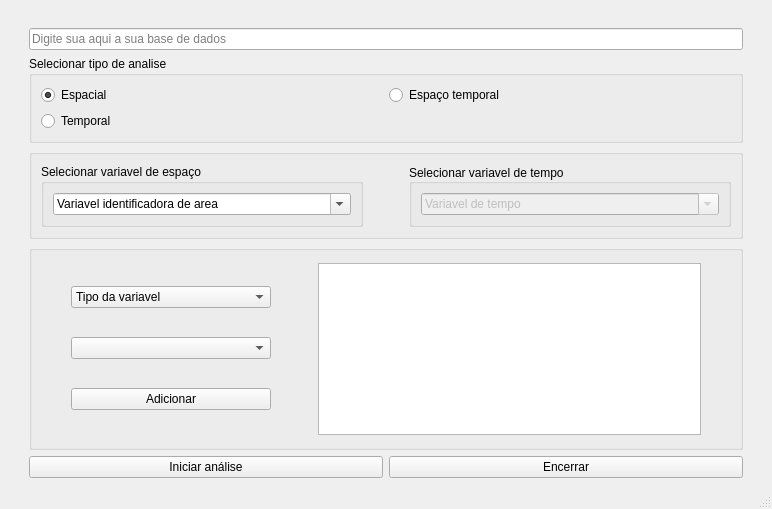
Before: the Qt Designer form layouts/analysis.ui in rodriguesmsb/pyBIS, drawn with Qt 5.
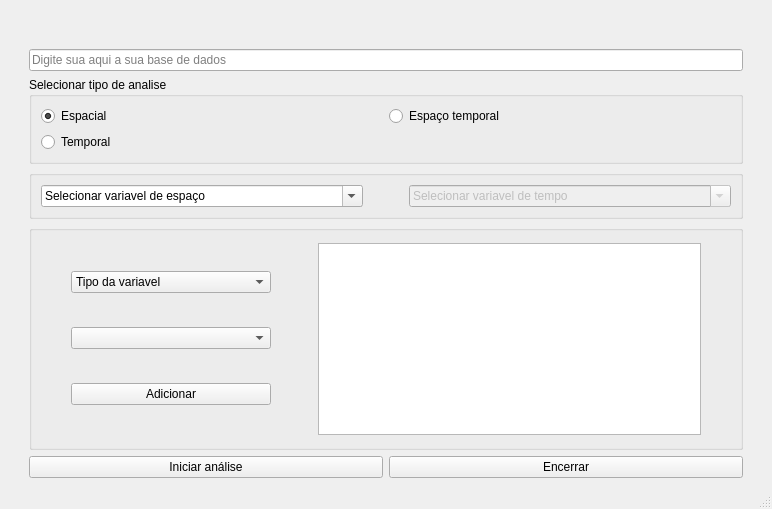
After: the same form once the commit is applied. Icons and pictures are not drawn.

Commit message: up path/layout

The edit to the form file:
```diff
--- a/layouts/analysis.ui
+++ b/layouts/analysis.ui
@@ -34,7 +34,7 @@
     </item>
     <item row="4" column="1">
      <layout class="QVBoxLayout" name="verticalLayout_4">
-      <item>
+      <item alignment="Qt::AlignVCenter">
        <widget class="QGroupBox" name="horizontalGroupBox">
         <property name="enabled">
          <bool>true</bool>
@@ -42,34 +42,20 @@
         <property name="maximumSize">
          <size>
           <width>16777215</width>
-          <height>100</height>
+          <height>200</height>
          </size>
         </property>
         <layout class="QHBoxLayout" name="horizontalLayout">
          <item>
-          <widget class="QGroupBox" name="groupBox_2">
-           <property name="font">
-            <font>
-             <kerning>true</kerning>
-            </font>
+          <widget class="QComboBox" name="comboBox">
+           <property name="editable">
+            <bool>true</bool>
            </property>
-           <property name="title">
-            <string>Selecionar variavel de espaço</string>
-           </property>
-           <layout class="QVBoxLayout" name="verticalLayout">
-            <item>
-             <widget class="QComboBox" name="comboBox">
-              <property name="editable">
-               <bool>true</bool>
-              </property>
-              <item>
-               <property name="text">
-                <string>Variavel identificadora de area</string>
-               </property>
-              </item>
-             </widget>
-            </item>
-           </layout>
+           <item>
+            <property name="text">
+             <string>Selecionar variavel de espaço</string>
+            </property>
+           </item>
           </widget>
          </item>
          <item>
@@ -89,48 +75,24 @@
           </spacer>
          </item>
          <item>
-          <widget class="QGroupBox" name="horizontalGroupBox_7">
+          <widget class="QComboBox" name="comboBox_2">
            <property name="enabled">
+            <bool>false</bool>
+           </property>
+           <property name="editable">
             <bool>true</bool>
            </property>
-           <property name="whatsThis">
-            <string/>
-           </property>
-           <property name="title">
-            <string>Selecionar variavel de tempo</string>
-           </property>
-           <property name="alignment">
-            <set>Qt::AlignJustify|Qt::AlignVCenter</set>
-           </property>
-           <property name="flat">
+           <property name="duplicatesEnabled">
             <bool>false</bool>
            </property>
-           <property name="checkable">
-            <bool>false</bool>
+           <property name="frame">
+            <bool>true</bool>
            </property>
-           <layout class="QHBoxLayout" name="horizontalLayout_8">
-            <item>
-             <widget class="QComboBox" name="comboBox_2">
-              <property name="enabled">
-               <bool>false</bool>
-              </property>
-              <property name="editable">
-               <bool>true</bool>
-              </property>
-              <property name="duplicatesEnabled">
-               <bool>false</bool>
-              </property>
-              <property name="frame">
-               <bool>true</bool>
-              </property>
-              <item>
-               <property name="text">
-                <string>Variavel de tempo</string>
-               </property>
-              </item>
-             </widget>
-            </item>
-           </layout>
+           <item>
+            <property name="text">
+             <string>Selecionar variavel de tempo</string>
+            </property>
+           </item>
           </widget>
          </item>
         </layout>
```
Left out of the diff: 76 changed lines with no effect on the pictures. The commit also changes 11 other files.
